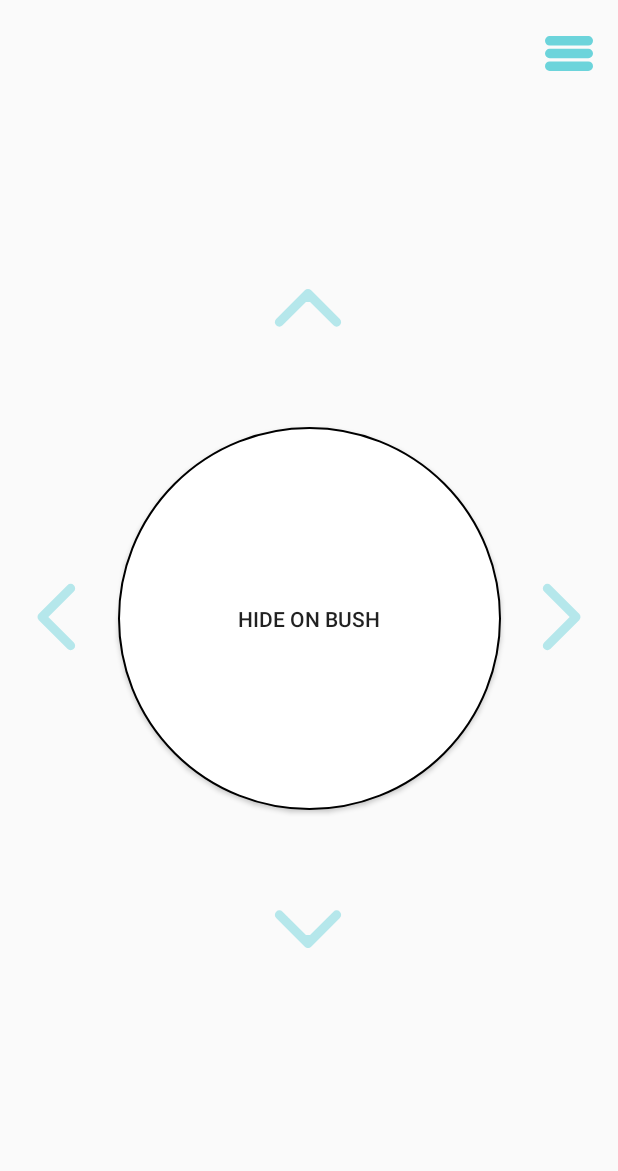
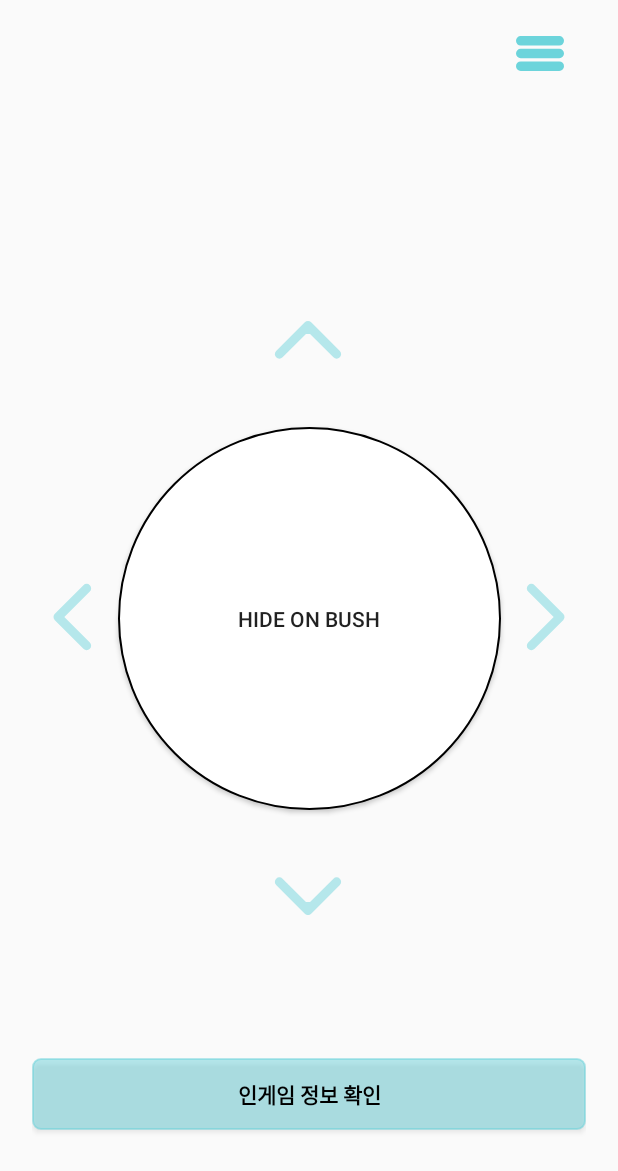
Before and after one commit to aeeazip/Riot, an Android app: the screen it shows after launch (MainAccountActivity), on a phone screen of 412 x 824 dp. Shown: the top 1171 px of the screen. Run offline under Robolectric (Android 15) with nearby library versions, the phone set to English and light mode, and no system bars.

Commit message:
feat : 인게임 정보 확인 #aeeazip

```diff
--- a/app/src/main/res/layout/main_account.xml
+++ b/app/src/main/res/layout/main_account.xml
@@ -3,15 +3,17 @@
     xmlns:app="http://schemas.android.com/apk/res-auto"
     xmlns:tools="http://schemas.android.com/tools"
     android:layout_width="match_parent"
-    android:layout_height="match_parent">
+    android:layout_height="match_parent"
+    android:paddingLeft="21dp"
+    android:paddingRight="21dp">
 
 
     <Button
         android:id="@+id/accountImageBtn"
         android:layout_width="255dp"
         android:layout_height="255dp"
+        android:background="@drawable/shape_for_circle_button"
         android:text="Hide on bush"
-        android:background="@drawable/shape_for_circle_button"
         app:layout_constraintBottom_toBottomOf="parent"
         app:layout_constraintEnd_toEndOf="parent"
         app:layout_constraintStart_toStartOf="parent"
@@ -46,14 +48,15 @@
         android:layout_width="48dp"
         android:layout_height="48dp"
         android:layout_marginStart="14dp"
+        android:layout_marginEnd="8dp"
+        android:contentDescription="TODO"
+        android:src="@drawable/left_scroll"
         app:layout_constraintBottom_toBottomOf="parent"
         app:layout_constraintEnd_toStartOf="@+id/accountImageBtn"
-        app:layout_constraintHorizontal_bias="0.0"
+        app:layout_constraintHorizontal_bias="0.875"
         app:layout_constraintStart_toStartOf="parent"
         app:layout_constraintTop_toTopOf="parent"
-        app:layout_constraintVertical_bias="0.499"
-        android:src="@drawable/left_scroll"
-        android:contentDescription="TODO" />
+        app:layout_constraintVertical_bias="0.499" />
 
     <ImageView
         android:id="@+id/rightScroll"
@@ -61,50 +64,68 @@
         android:layout_height="48dp"
         android:layout_marginStart="16dp"
         android:layout_marginEnd="14dp"
+        android:src="@drawable/right_scroll"
         app:layout_constraintBottom_toBottomOf="parent"
         app:layout_constraintEnd_toEndOf="parent"
         app:layout_constraintStart_toEndOf="@+id/accountImageBtn"
         app:layout_constraintTop_toTopOf="parent"
-        app:layout_constraintVertical_bias="0.499"
-        android:src="@drawable/right_scroll" />
+        app:layout_constraintVertical_bias="0.499" />
 
     <ImageView
         android:id="@+id/upperScroll"
         android:layout_width="48dp"
         android:layout_height="48dp"
-        android:layout_marginTop="158dp"
+        android:layout_marginTop="200dp"
         android:layout_marginBottom="32dp"
+        android:src="@drawable/upper_scroll"
         app:layout_constraintBottom_toTopOf="@+id/accountImageBtn"
         app:layout_constraintEnd_toEndOf="parent"
         app:layout_constraintHorizontal_bias="0.498"
         app:layout_constraintStart_toStartOf="parent"
         app:layout_constraintTop_toTopOf="parent"
-        android:src="@drawable/upper_scroll" />
+        app:layout_constraintVertical_bias="0.571" />
 
     <ImageView
         android:id="@+id/lowwerScroll"
         android:layout_width="48dp"
         android:layout_height="48dp"
         android:layout_marginTop="32dp"
-        android:layout_marginBottom="158dp"
+        android:layout_marginBottom="200dp"
         android:onClick="onClick"
+        android:src="@drawable/lowwer_scroll"
         app:layout_constraintBottom_toBottomOf="parent"
         app:layout_constraintEnd_toEndOf="parent"
         app:layout_constraintHorizontal_bias="0.498"
         app:layout_constraintStart_toStartOf="parent"
         app:layout_constraintTop_toBottomOf="@+id/accountImageBtn"
-        tools:ignore="SpeakableTextPresentCheck"
-        android:src="@drawable/lowwer_scroll" />
+        app:layout_constraintVertical_bias="0.309"
+        tools:ignore="SpeakableTextPresentCheck" />
 
     <ImageView
         android:id="@+id/see_more"
         android:layout_width="wrap_content"
         android:layout_height="wrap_content"
         android:layout_marginTop="24dp"
+        android:contentDescription="TODO"
+        android:src="@drawable/menu"
         app:layout_constraintEnd_toEndOf="parent"
         app:layout_constraintHorizontal_bias="0.957"
         app:layout_constraintStart_toStartOf="parent"
-        app:layout_constraintTop_toTopOf="parent"
-        android:src="@drawable/menu"
-        android:contentDescription="TODO" />
+        app:layout_constraintTop_toTopOf="parent" />
+
+    <Button
+        android:id="@+id/infoInGame"
+        android:layout_width="match_parent"
+        android:layout_height="wrap_content"
+        android:layout_marginTop="132dp"
+        android:background="@drawable/btn_mint"
+        android:paddingLeft="21sp"
+        android:paddingRight="21sp"
+        android:text="인게임 정보 확인"
+        android:textColor="#000000"
+        android:textStyle="bold"
+        app:layout_constraintEnd_toEndOf="parent"
+        app:layout_constraintHorizontal_bias="0.498"
+        app:layout_constraintStart_toStartOf="parent"
+        app:layout_constraintTop_toTopOf="@+id/lowwerScroll" />
 </androidx.constraintlayout.widget.ConstraintLayout>
```
